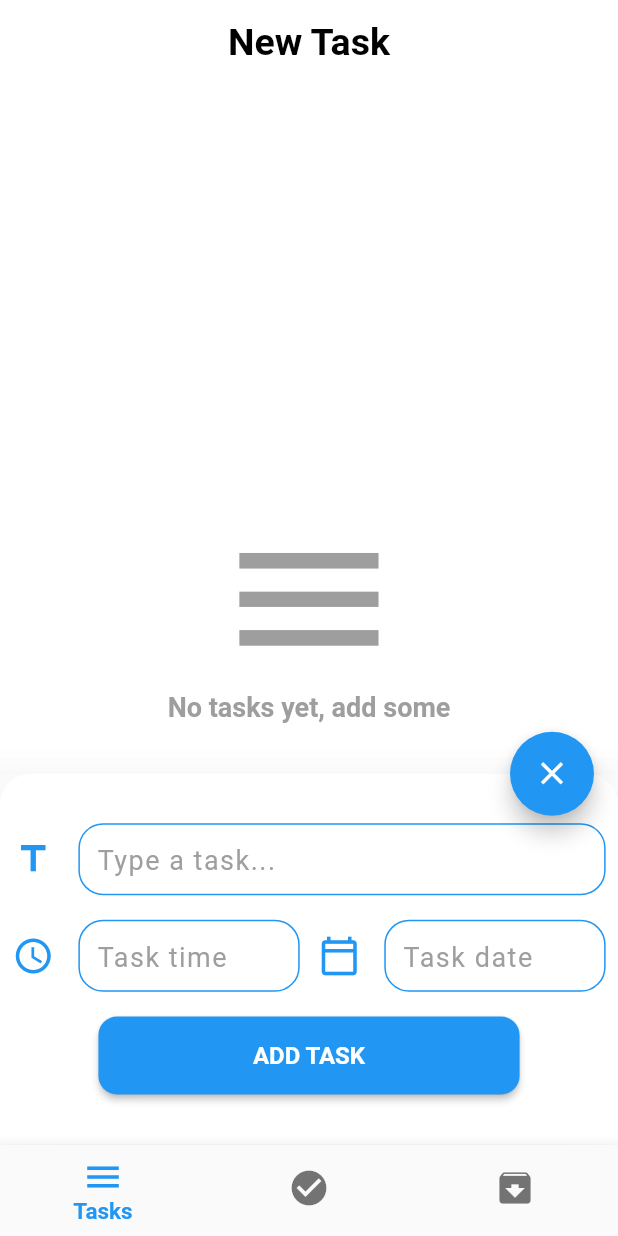
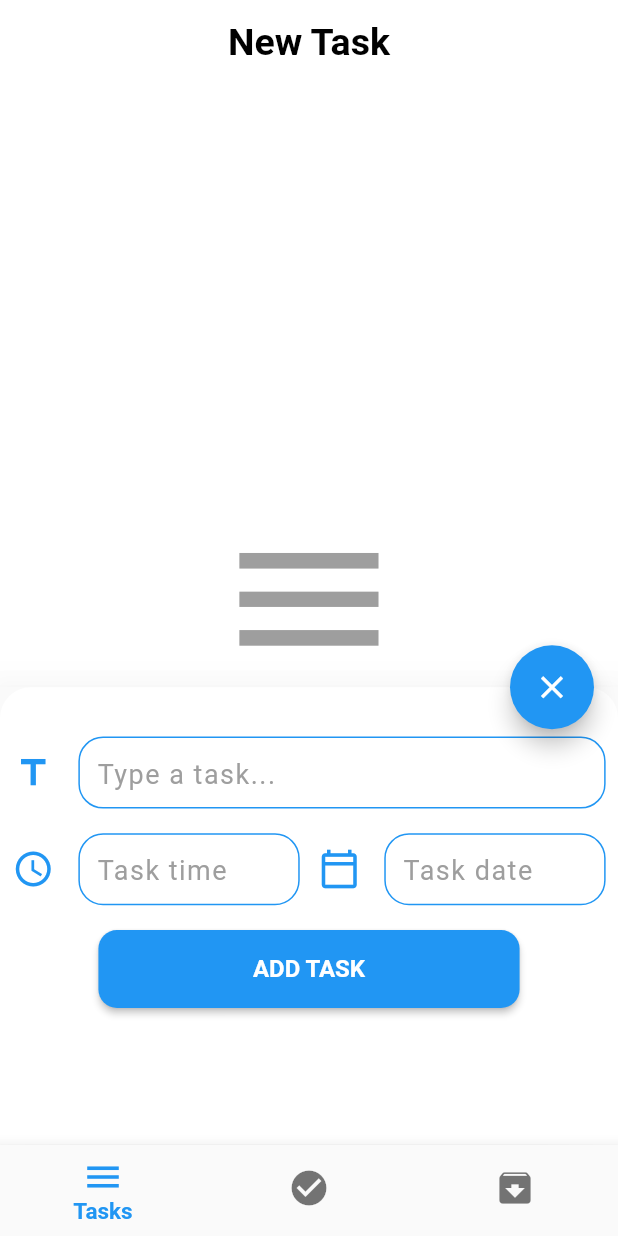
Before and after one commit to ahmedghaly15/To-Do-List-App, a Flutter app: the screen it shows after launch, after a tap on the "edit" icon, on a phone screen of 412 x 824 dp. Run offline on Flutter 3.47's test engine with Material 2 defaults, Android fonts, the phone set to English and light mode, and no system bars; our stand-ins replace bloc, conditional_builder_null_safety, flutter_bloc, sqflite; accounts and stored records are empty.

Commit message:
tabs.dart file is updated

```diff
--- a/lib/layout/tabs.dart
+++ b/lib/layout/tabs.dart
@@ -64,7 +64,7 @@ class Tabs extends StatelessWidget {
                             vertical: screenHeight * 0.04,
                           ),
                           width: screenWidth,
-                          height: screenHeight * 0.3,
+                          height: screenHeight * 0.37,
                           decoration: BoxDecoration(
                             borderRadius: BorderRadius.only(
                               topLeft: Radius.circular(screenHeight * 0.025),
```
